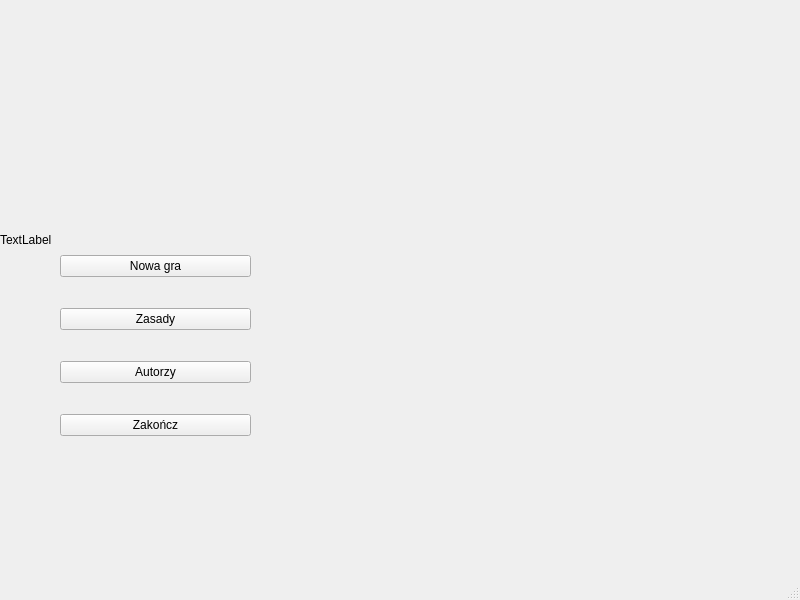
hubertoszywa/battle-ships, file battle-ships/mainwindow.ui: the form before one commit.
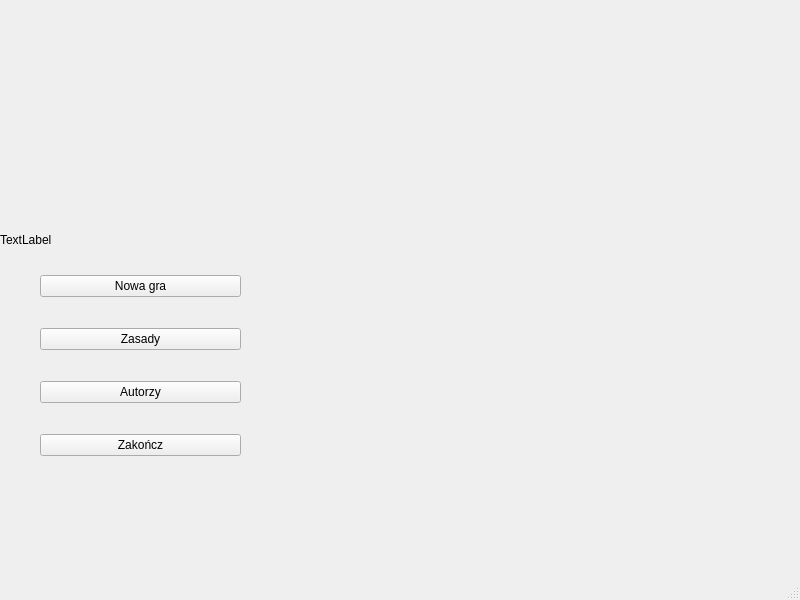
The form after the commit.

The edit to the form file:
```diff
--- a/battle-ships/mainwindow.ui
+++ b/battle-ships/mainwindow.ui
@@ -33,9 +33,9 @@
    <widget class="QWidget" name="">
     <property name="geometry">
      <rect>
-      <x>60</x>
-      <y>230</y>
-      <width>191</width>
+      <x>40</x>
+      <y>250</y>
+      <width>201</width>
       <height>231</height>
      </rect>
     </property>
@@ -66,6 +66,15 @@
        <property name="text">
         <string>Zakończ</string>
        </property>
+       <property name="autoDefault">
+        <bool>false</bool>
+       </property>
+       <property name="default">
+        <bool>false</bool>
+       </property>
+       <property name="flat">
+        <bool>false</bool>
+       </property>
       </widget>
      </item>
     </layout>
```
Left out of the diff: 19 changed lines with no effect on the pictures.
